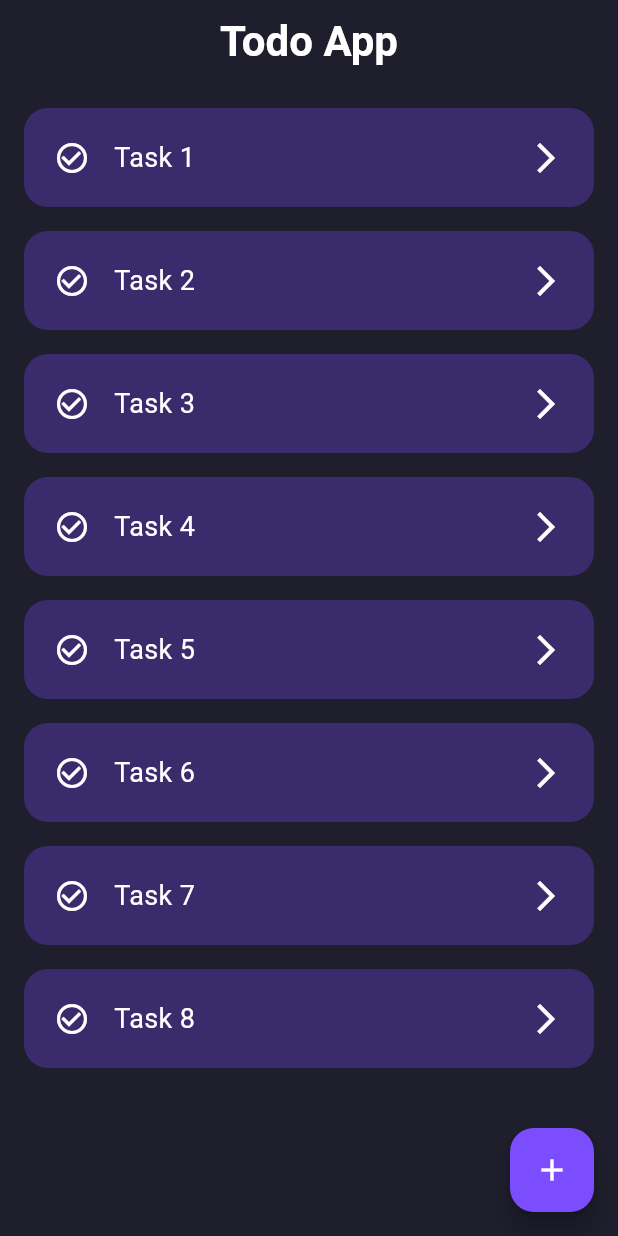
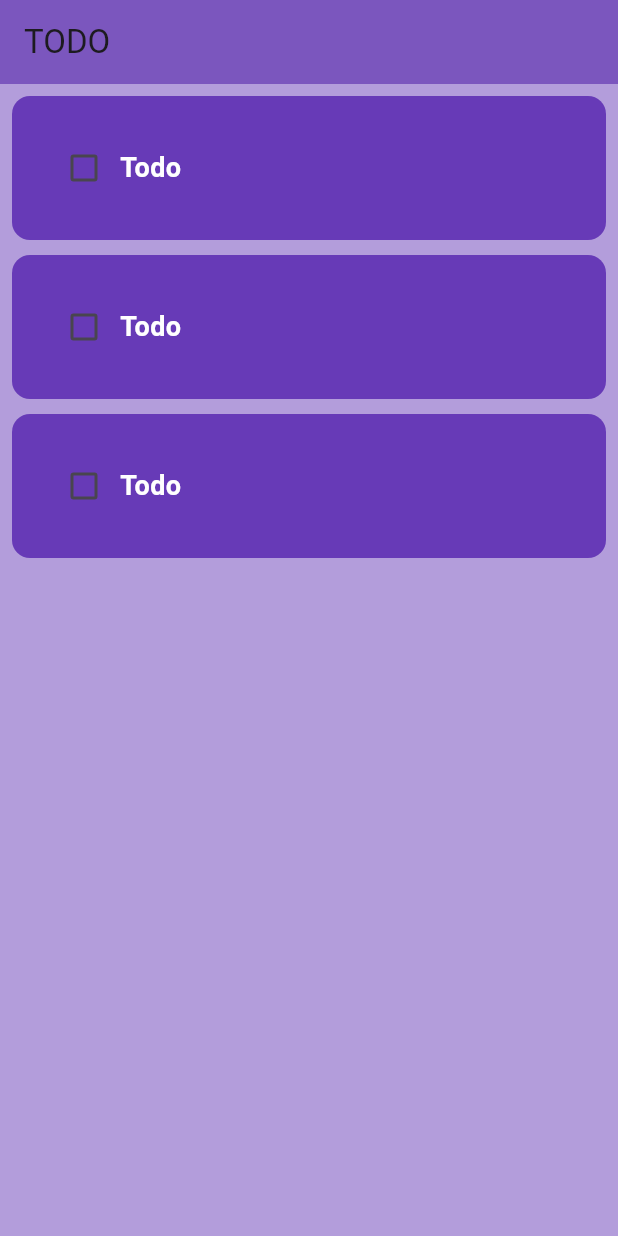
Before and after one commit to Aneesh9795/Todo-App, a Flutter app: the screen it shows after launch, on a phone screen of 412 x 824 dp. Run offline on Flutter 3.47's test engine with Material 3 defaults, Android fonts, the phone set to English and light mode, and no system bars.

Commit message:
task card home screen

```diff
--- a/lib/screen/home_screen.dart
+++ b/lib/screen/home_screen.dart
@@ -1,68 +1,54 @@
 import 'package:flutter/material.dart';
-
+import 'package:todoapp/widgets/task_card.dart';
 import 'add_task_screen.dart';
 
-class HomeScreen extends StatelessWidget {
+class HomeScreen extends StatefulWidget {
   const HomeScreen({super.key});
+
+  @override
+  State<HomeScreen> createState() => _HomeScreenState();
+}
+
+class _HomeScreenState extends State<HomeScreen> {
+  List<List<dynamic>> todoList = [
+    ['Buy groceries', false],
+    ['Study Flutter', false],
+    ['Call Mom', false],
+  ];
+
+  void checkBoxChanged(bool? value, int index) {
+    setState(() {
+      todoList[index][1] = value!;
+    });
+  }
 
   @override
   Widget build(BuildContext context) {
     return Scaffold(
-      backgroundColor: const Color(0xFF1E1E2C),
+      backgroundColor: Colors.deepPurple[200],
       appBar: AppBar(
-        backgroundColor: Colors.transparent,
-        elevation: 0,
-        title: Text(
-          'Todo App',
-          style: TextStyle(
-            color: Colors.white,
-            fontSize: 28,
-            fontWeight: FontWeight.bold,
-          ),
-        ),
-        centerTitle: true,
+        title: const Text("TODO"),
+        backgroundColor: Colors.deepPurple[400],
+        elevation: 10,
       ),
-      body: ListView(
-        padding: EdgeInsets.all(16),
-        children: List.generate(8, (index) {
-          return Container(
-            margin: EdgeInsets.only(bottom: 16),
-            padding: EdgeInsets.all(20),
-            decoration: BoxDecoration(
-              color: Colors.deepPurpleAccent.withOpacity(0.3),
-              borderRadius: BorderRadius.circular(16),
-            ),
-            child: Row(
-              children: [
-                Icon(Icons.check_circle_outline, color: Colors.white),
-                SizedBox(width: 16),
-                Expanded(
-                  child: Text(
-                    'Task ${index + 1}',
-                    style: TextStyle(color: Colors.white, fontSize: 18),
-                  ),
-                ),
-                Icon(Icons.arrow_forward_ios, color: Colors.white),
-              ],
-            ),
-          );
-        }),
-      ),
-      floatingActionButton: FloatingActionButton(
-        backgroundColor: Colors.deepPurpleAccent,
-        onPressed: () async {
-          final result = await Navigator.push(
-            context,
-            MaterialPageRoute(builder: (context) => AddTaskScreen()),
-          );
+      body: Padding(
+        padding: const EdgeInsets.all(8.0),
+        child: ListView.separated(
+          itemCount: todoList.length,
+          separatorBuilder: (context, index) => SizedBox(height: 10), // yeh gap hai
+          itemBuilder: (context, index) {
+            return TaskCard(
+              isChecked: todoList[index][1],
+              onChanged: (value) {
+                setState(() {
+                  todoList[index][1] = value!;
+                });
+              },
+              todoText: todoList[index][0],
+            );
+          },
+        )
 
-          if (result == 'refresh') {
-
-            print("Refresh home screen tasks");
-          }
-
-        },
-        child: Icon(Icons.add, color: Colors.white),
       ),
     );
   }
--- a/lib/widgets/task_card.dart
+++ b/lib/widgets/task_card.dart
@@ -1,107 +1,40 @@
 import 'package:flutter/material.dart';
-import '../models/task_model.dart'; // Make sure to import the TaskModel
 
 class TaskCard extends StatelessWidget {
-  final TaskModel task;
-  final VoidCallback? onTap;
-  final VoidCallback? onStatusToggle;
+  final bool isChecked;
+  final String todoText;
+
+  final Function(bool?)? onChanged;
 
   const TaskCard({
     super.key,
-    required this.task,
-    this.onTap,
-    this.onStatusToggle,
+    required this.isChecked,
+    required this.todoText,
+    this.onChanged,
   });
-
-  Color getPriorityColor(String priority) {
-    switch (priority.toLowerCase()) {
-      case 'high':
-        return Colors.redAccent;
-      case 'medium':
-        return Colors.orangeAccent;
-      case 'low':
-        return Colors.greenAccent;
-      default:
-        return Colors.grey;
-    }
-  }
 
   @override
   Widget build(BuildContext context) {
-    return GestureDetector(
-      onTap: onTap,
-      child: Container(
-        margin: const EdgeInsets.symmetric(vertical: 8),
-        padding: const EdgeInsets.all(16),
+    return Container(
+      padding: const EdgeInsets.all(24),
       decoration: BoxDecoration(
-          color: const Color(0xFF1E1E1E),
+        color: Colors.deepPurple[500],
         borderRadius: BorderRadius.circular(12),
       ),
       child: Row(
         children: [
-            // Status Checkbox or Icon
-            GestureDetector(
-              onTap: onStatusToggle,
-              child: Icon(
-                task.isCompleted
-                    ? Icons.check_circle
-                    : Icons.radio_button_unchecked,
-                color: task.isCompleted ? Colors.greenAccent : Colors.grey,
-                size: 28,
-              ),
-            ),
-            const SizedBox(width: 16),
-
-            // Task Info
-            Expanded(
-              child: Column(
-                crossAxisAlignment: CrossAxisAlignment.start,
-                children: [
+          Checkbox(value: isChecked, onChanged: onChanged),
           Text(
-                    task.title,
+            'Todo',
             style: TextStyle(
+              decoration:
+                  isChecked ? TextDecoration.lineThrough : TextDecoration.none,
+              color: Colors.white,
               fontSize: 18,
-                      fontWeight: FontWeight.bold,
-                      color: task.isCompleted
-                          ? Colors.grey
-                          : Colors.white,
-                      decoration: task.isCompleted
-                          ? TextDecoration.lineThrough
-                          : TextDecoration.none,
-                    ),
-                  ),
-                  const SizedBox(height: 6),
-                  Row(
-                    children: [
-                      Icon(Icons.access_time, color: Colors.grey, size: 16),
-                      const SizedBox(width: 4),
-                      Text(
-                        '${task.time.format(context)} | ${task.date.day}/${task.date.month}/${task.date.year}',
-                        style: const TextStyle(color: Colors.grey),
-                      ),
-                    ],
-                  ),
-                ],
-              ),
-            ),
-
-            // Priority Badge
-            Container(
-              padding: const EdgeInsets.symmetric(horizontal: 10, vertical: 6),
-              decoration: BoxDecoration(
-                color: getPriorityColor(task.priority),
-                borderRadius: BorderRadius.circular(20),
-              ),
-              child: Text(
-                task.priority,
-                style: const TextStyle(
-                  color: Colors.black,
               fontWeight: FontWeight.bold,
             ),
           ),
-            )
         ],
-        ),
       ),
     );
   }
--- a/pubspec.yaml
+++ b/pubspec.yaml
@@ -40,6 +40,7 @@ dependencies:
 dev_dependencies:
   flutter_test:
     sdk: flutter
+
 
   # The "flutter_lints" package below contains a set of recommended lints to
   # encourage good coding practices. The lint set provided by the package is
```
Lines whose indentation alone changed are shown as unchanged.
